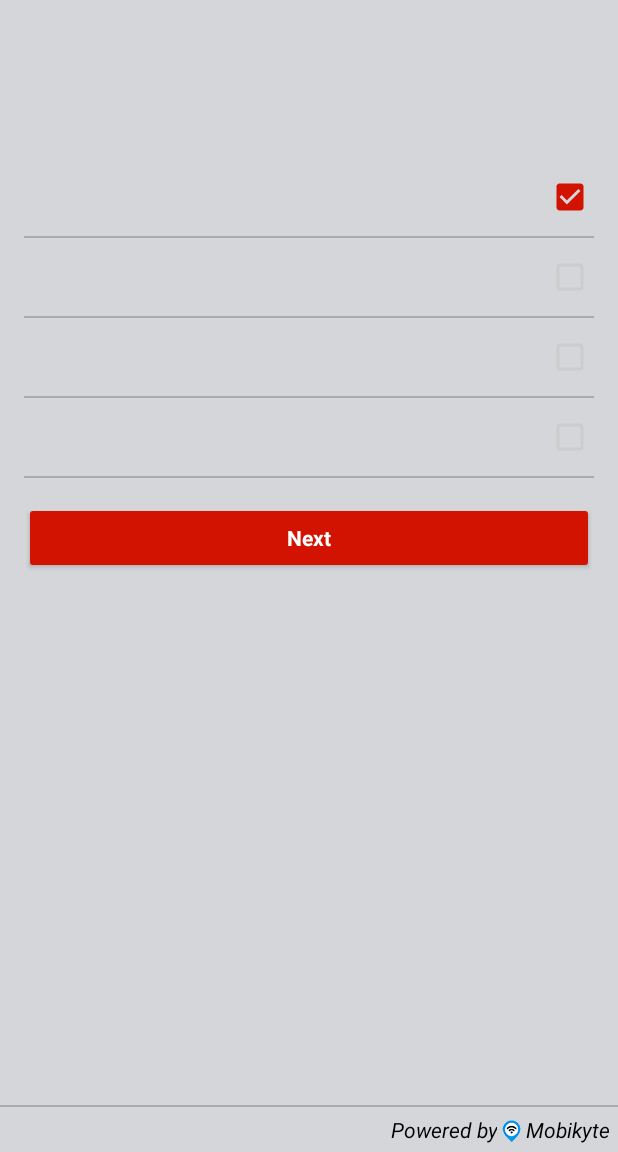
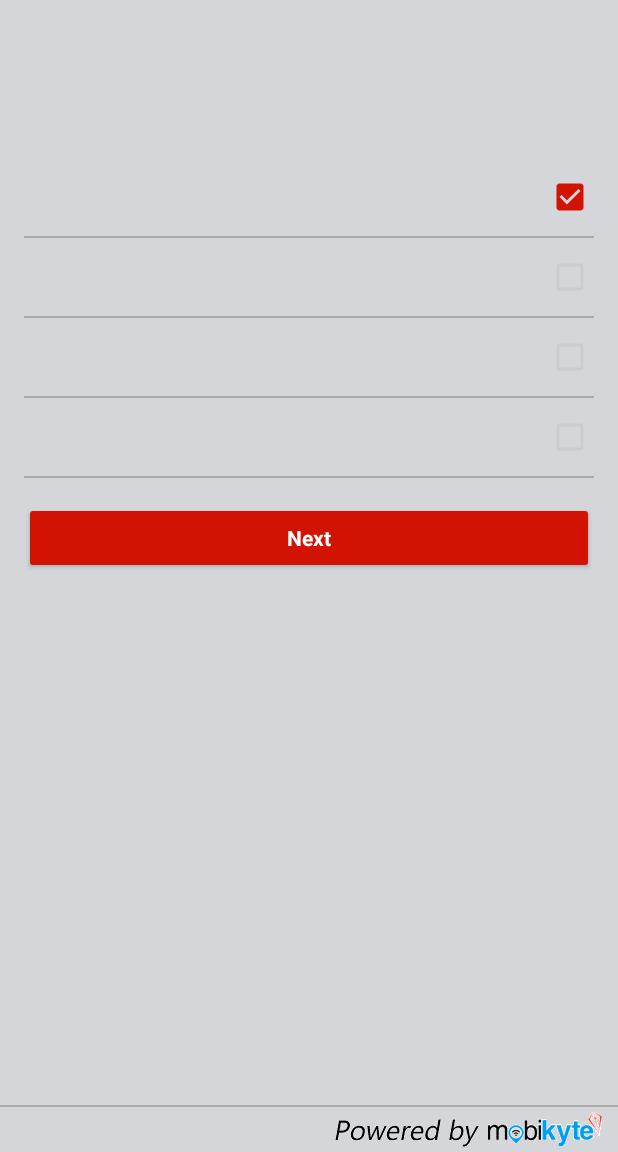
Before and after one commit to nirru/ShopSity, an Android app: the ObjectiveScreen screen opened directly, with no data from a screen before it, after a tap on an icon or button, on a phone screen of 412 x 824 dp, the part 84-1236 px from its top. Run offline under Robolectric (Android 15) with nearby library versions, the phone set to English and light mode, and no system bars; libraries missing offline, so code that uses them is left out: com.desarrollodroide.libraryfragmenttransactionextended, com.kogitune.activity_transition; plain views replace SlidingRelativeLayout; network calls fail; 3 statements that could not run were skipped.

Commit message:
fix issue2.0

```diff
--- a/app/src/main/java/com/oxilo/shopsity/activity/ObjectiveScreen.java
+++ b/app/src/main/java/com/oxilo/shopsity/activity/ObjectiveScreen.java
@@ -220,6 +220,9 @@
                     case R.id.navItem3:
                         refreshFragement(3);
                         break;
+                    case R.id.navItem4:
+                        refreshFragement(4);
+                        break;
                     case R.id.navItem5:
                         final Intent intent = new Intent(ObjectiveScreen.this, LoginActivity.class);
                         intent.setFlags(Intent.FLAG_ACTIVITY_NEW_TASK | Intent.FLAG_ACTIVITY_CLEAR_TASK);
--- a/app/src/main/java/com/oxilo/shopsity/fragement/Checkout.java
+++ b/app/src/main/java/com/oxilo/shopsity/fragement/Checkout.java
@@ -176,7 +176,7 @@
     public void onActivityCreated(Bundle savedInstanceState) {
         super.onActivityCreated(savedInstanceState);
         TextView toolbar_title = (TextView) getActivity().findViewById(R.id.toolbar_title);
-        toolbar_title.setText("Action");
+        toolbar_title.setText("Checkout");
     }
 
     /**
--- a/app/src/main/res/layout/footer.xml
+++ b/app/src/main/res/layout/footer.xml
@@ -3,42 +3,49 @@
     android:layout_width="match_parent"
     android:layout_height="match_parent">
 
-    <TextView
-        android:layout_toLeftOf="@+id/powered_by_logo"
-        android:layout_alignParentBottom="true"
-        android:layout_width="match_parent"
-        android:layout_height="wrap_content"
-        android:text="Powered by"
-        android:paddingTop="5dp"
-        android:paddingBottom="5dp"
-        android:textStyle="italic"
-        android:gravity="right|center"
-        android:textColor="@android:color/black"/>
+    <!--<TextView-->
+        <!--android:layout_toLeftOf="@+id/powered_by_logo"-->
+        <!--android:layout_alignParentBottom="true"-->
+        <!--android:layout_width="match_parent"-->
+        <!--android:layout_height="wrap_content"-->
+        <!--android:text="Powered by"-->
+        <!--android:paddingTop="5dp"-->
+        <!--android:paddingBottom="5dp"-->
+        <!--android:textStyle="italic"-->
+        <!--android:gravity="right|center"-->
+        <!--android:textColor="@android:color/black"/>-->
 
 
+    <!--<ImageView-->
+        <!--android:id="@+id/powered_by_logo"-->
+        <!--android:layout_width="wrap_content"-->
+        <!--android:layout_height="wrap_content"-->
+        <!--android:paddingTop="5dp"-->
+        <!--android:paddingBottom="5dp"-->
+        <!--android:paddingLeft="1dp"-->
+        <!--android:paddingRight="1dp"-->
+        <!--android:src="@drawable/mobikyte_powered"-->
+        <!--android:layout_alignParentBottom="true"-->
+        <!--android:layout_toLeftOf="@+id/mobi"/>-->
+
+    <!--<TextView-->
+        <!--android:id="@+id/mobi"-->
+        <!--android:layout_width="wrap_content"-->
+        <!--android:layout_height="wrap_content"-->
+        <!--android:layout_alignParentBottom="true"-->
+        <!--android:layout_alignParentRight="true"-->
+        <!--android:text="Mobikyte"-->
+        <!--android:textStyle="italic"-->
+        <!--android:paddingTop="5dp"-->
+        <!--android:paddingBottom="5dp"-->
+        <!--android:paddingRight="5dp"-->
+        <!--android:textColor="@android:color/black"/>-->
+
     <ImageView
-        android:id="@+id/powered_by_logo"
         android:layout_width="wrap_content"
-        android:layout_height="wrap_content"
-        android:paddingTop="5dp"
-        android:paddingBottom="5dp"
-        android:paddingLeft="1dp"
-        android:paddingRight="1dp"
-        android:src="@drawable/mobikyte_powered"
-        android:layout_alignParentBottom="true"
-        android:layout_toLeftOf="@+id/mobi"/>
-
-    <TextView
-        android:id="@+id/mobi"
-        android:layout_width="wrap_content"
-        android:layout_height="wrap_content"
-        android:layout_alignParentBottom="true"
+        android:layout_height="30dp"
+        android:scaleType="centerInside"
         android:layout_alignParentRight="true"
-        android:text="Mobikyte"
-        android:textStyle="italic"
-        android:paddingTop="5dp"
-        android:paddingBottom="5dp"
-        android:paddingRight="5dp"
-        android:textColor="@android:color/black"/>
+        android:src="@drawable/footer_mobi"/>
 
 </RelativeLayout>
--- a/app/src/main/res/layout/fragment_thankyou.xml
+++ b/app/src/main/res/layout/fragment_thankyou.xml
@@ -410,6 +410,7 @@
                 android:layout_height="wrap_content"
                 android:layout_marginTop="16dp"
                 android:text="@string/action_see_invoice"
+                android:visibility="gone"
                 android:textColor="@android:color/white"
                 android:textStyle="bold" />
 
--- a/app/src/main/res/layout/fragment_welcome_fragement.xml
+++ b/app/src/main/res/layout/fragment_welcome_fragement.xml
@@ -1,6 +1,5 @@
 <com.desarrollodroide.libraryfragmenttransactionextended.SlidingRelativeLayout
     xmlns:android="http://schemas.android.com/apk/res/android"
-    xmlns:tools="http://schemas.android.com/tools"
     xmlns:app="http://schemas.android.com/apk/res-auto"
     android:layout_width="match_parent"
     android:layout_height="match_parent"
@@ -125,6 +124,7 @@
                 android:layout_width="wrap_content"
                 android:layout_marginTop="30dp"
                 android:id="@+id/l7"
+                android:visibility="invisible"
                 android:orientation="vertical">
 
                 <com.oxilo.shopsity.ui.CustomTextView
--- a/app/src/main/res/layout/line_progress.xml
+++ b/app/src/main/res/layout/line_progress.xml
@@ -1,6 +1,5 @@
 <?xml version="1.0" encoding="utf-8"?>
 <RelativeLayout xmlns:android="http://schemas.android.com/apk/res/android"
-    xmlns:app="http://schemas.android.com/tools"
     android:orientation="vertical"
     android:layout_width="match_parent"
     android:fitsSystemWindows="true"
--- a/app/src/main/res/layout/line_progress_five.xml
+++ b/app/src/main/res/layout/line_progress_five.xml
@@ -1,6 +1,5 @@
 <?xml version="1.0" encoding="utf-8"?>
 <RelativeLayout xmlns:android="http://schemas.android.com/apk/res/android"
-    xmlns:app="http://schemas.android.com/tools"
     android:orientation="vertical"
     android:layout_width="match_parent"
     android:fitsSystemWindows="true"
--- a/app/src/main/res/layout/line_progress_four.xml
+++ b/app/src/main/res/layout/line_progress_four.xml
@@ -1,6 +1,5 @@
 <?xml version="1.0" encoding="utf-8"?>
 <RelativeLayout xmlns:android="http://schemas.android.com/apk/res/android"
-    xmlns:app="http://schemas.android.com/tools"
     android:orientation="vertical"
     android:layout_width="match_parent"
     android:fitsSystemWindows="true"
--- a/app/src/main/res/layout/line_progress_second.xml
+++ b/app/src/main/res/layout/line_progress_second.xml
@@ -1,6 +1,5 @@
 <?xml version="1.0" encoding="utf-8"?>
 <RelativeLayout xmlns:android="http://schemas.android.com/apk/res/android"
-    xmlns:app="http://schemas.android.com/tools"
     android:orientation="vertical"
     android:layout_width="match_parent"
     android:fitsSystemWindows="true"
--- a/app/src/main/res/layout/line_progress_third.xml
+++ b/app/src/main/res/layout/line_progress_third.xml
@@ -1,6 +1,5 @@
 <?xml version="1.0" encoding="utf-8"?>
 <RelativeLayout xmlns:android="http://schemas.android.com/apk/res/android"
-    xmlns:app="http://schemas.android.com/tools"
     android:orientation="vertical"
     android:layout_width="match_parent"
     android:fitsSystemWindows="true"
--- a/app/src/main/res/values/strings.xml
+++ b/app/src/main/res/values/strings.xml
@@ -1,5 +1,5 @@
 <resources>
-    <string name="app_name">CityAds</string>
+    <string name="app_name">SityAds</string>
 
     <!-- Strings related to login -->
     <string name="prompt_email">Email</string>
@@ -105,7 +105,7 @@
     <!--ToDO :DINESH STRING-->
     <string name="msg1">What will you promote Today?</string>
     <string name="action_next">Next</string>
-    <string name="wellcome">Welcome to CityAds !</string>
+    <string name="wellcome">Welcome to SityAds !</string>
     <string name="wellcome1">Your personal ad agency</string>
     <string name="wellcome2">Build your local mobile campaign in under a minute !</string>
     <string name="wellcome3">Show your business to your neighbourhood customers right on their phone </string>
```
Also changed, not shown: app/src/main/java/com/oxilo/shopsity/activity/MapsActivity.java (+24 -1 lines), app/src/main/java/com/oxilo/shopsity/activity/SplashScreen.java (+9 -3 lines), app/src/main/res/layout/activity_login.xml (+8 -11 lines), app/src/main/res/layout/activity_mobikyte.xml (+8 -11 lines), app/src/main/res/drawable-hdpi/footer_mobi.png (added), 2 other files.
